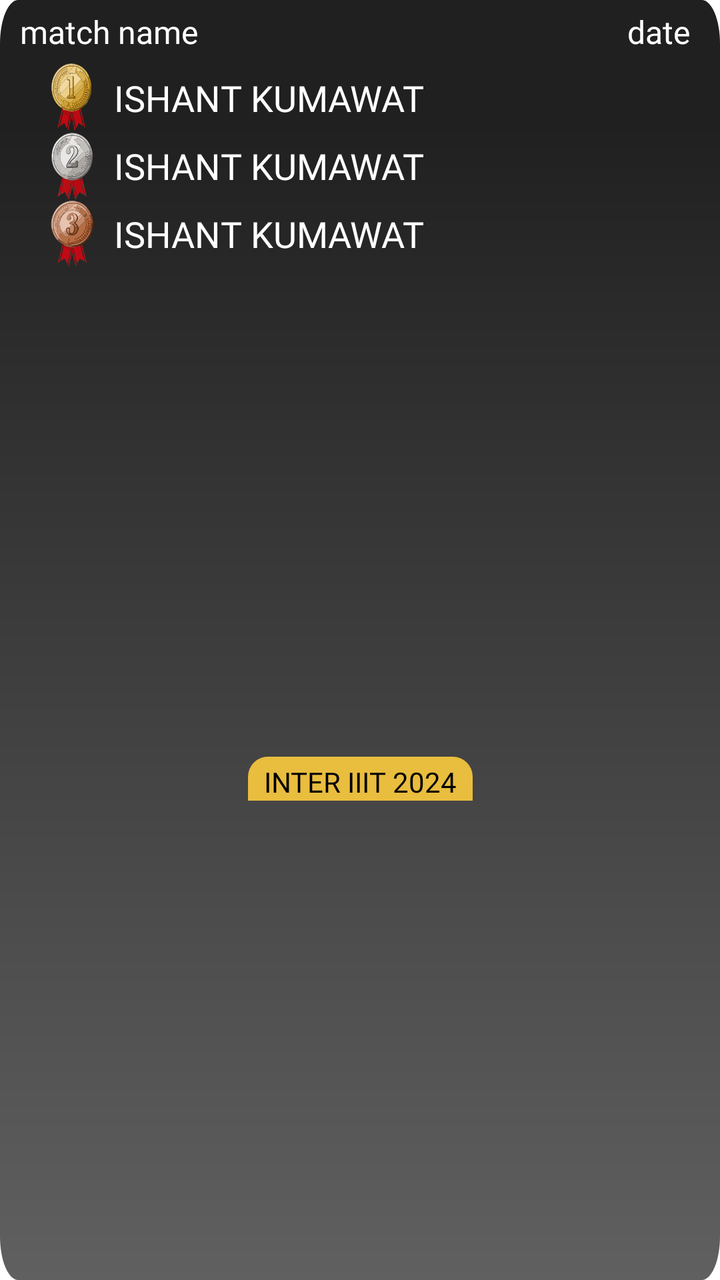
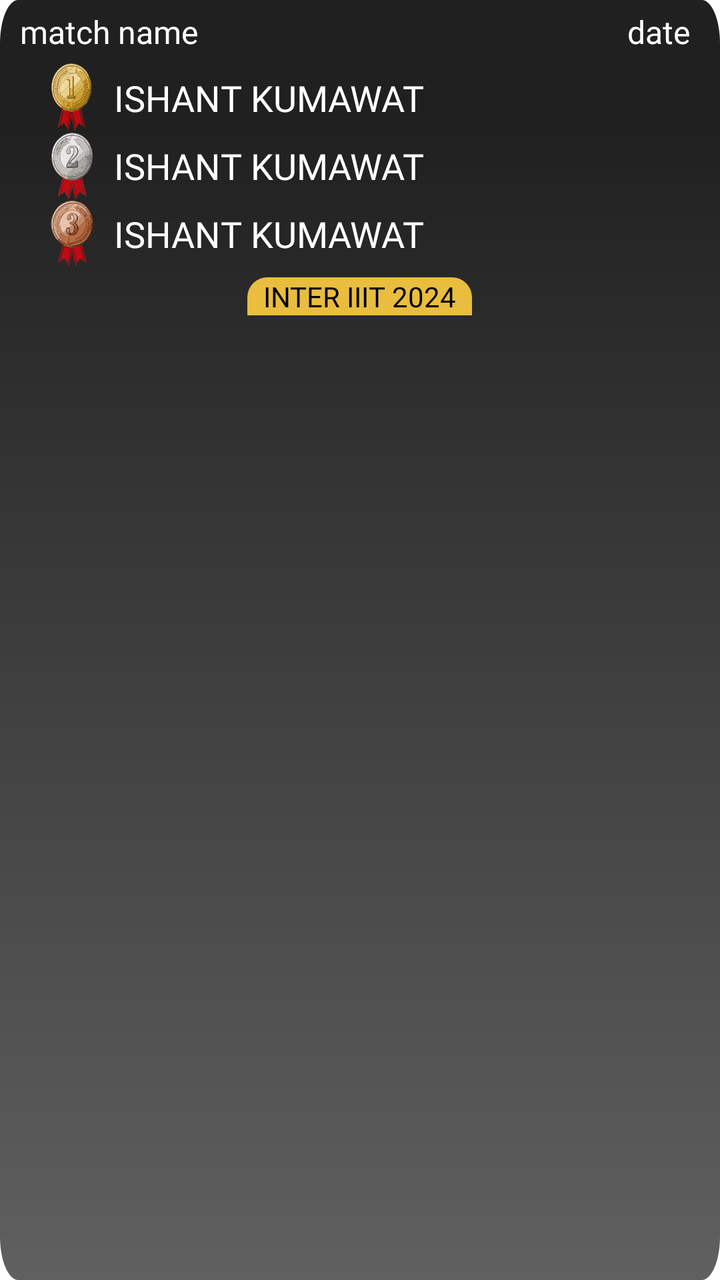

Screens rendered from an Android XML layout before and after an edit, with the pre-edit source and the edit as a unified diff.
<!-- AndroidManifest.xml: application theme Theme.NavigationDrawer -->
<!-- res/layout/layout_atheletes.xml -->
<?xml version="1.0" encoding="utf-8"?>
<androidx.constraintlayout.widget.ConstraintLayout xmlns:android="http://schemas.android.com/apk/res/android"
    xmlns:app="http://schemas.android.com/apk/res-auto"
    android:layout_width="match_parent"
    android:layout_height="wrap_content"
    android:layout_marginHorizontal="10dp"
    android:layout_marginVertical="10dp"
    android:background="@drawable/fade3">

    <LinearLayout
        android:id="@+id/lay1"
        android:layout_width="match_parent"
        android:layout_height="wrap_content"
        android:orientation="horizontal"
        android:padding="5dp"
        android:weightSum="1"
        app:layout_constraintEnd_toEndOf="parent"
        app:layout_constraintStart_toStartOf="parent"
        app:layout_constraintTop_toTopOf="parent">

        <TextView
            android:id="@+id/matchName"
            android:layout_width="0dp"
            android:layout_height="wrap_content"
            android:layout_gravity="center_vertical"
            android:layout_weight="0.7"
            android:fontFamily="@font/poppins_semibold"
            android:gravity="center_vertical|start"
            android:hint="match name"
            android:paddingHorizontal="5dp"
            android:textAllCaps="true"
            android:textColor="#E9E9E9"
            android:textColorHint="@color/white"
            android:textSize="16dp" />

        <TextView
            android:id="@+id/date"
            android:layout_width="0dp"
            android:layout_height="wrap_content"
            android:layout_gravity="center_vertical"
            android:layout_weight="0.3"
            android:fontFamily="@font/poppins_semibold"
            android:gravity="center_vertical|end"
            android:hint="date"
            android:paddingEnd="10dp"
            android:textColor="#E9E9E9"
            android:textColorHint="@color/white"
            android:textSize="16dp" />
    </LinearLayout>

    
    
    
    
    
    

    
    
    
    
    
    
    
    
    
    
    
    

    <LinearLayout
        android:id="@id/layout"
        android:layout_width="match_parent"
        android:layout_height="wrap_content"
        android:layout_marginHorizontal="20dp"
        android:orientation="vertical"
        android:weightSum="3"
        app:layout_constraintEnd_toEndOf="parent"
        app:layout_constraintStart_toStartOf="parent"
        app:layout_constraintTop_toBottomOf="@id/lay1">

        <LinearLayout
            android:layout_width="match_parent"
            android:layout_height="0dp"
            android:layout_weight="1"
            android:orientation="horizontal"
            android:weightSum="1">

            <ImageView
                android:layout_width="0dp"
                android:layout_height="wrap_content"
                android:layout_gravity="center_vertical"
                android:layout_weight="0.1"
                android:src="@drawable/med1" />

            <TextView
                android:id="@+id/play1"
                android:layout_width="0dp"
                android:layout_height="match_parent"
                android:layout_weight="0.9"
                android:autoSizeMaxTextSize="20dp"
                android:drawablePadding="5dp"
                android:fontFamily="@font/poppins_medium"
                android:gravity="center_vertical"
                android:padding="5dp"
                android:text="ishant kumawat"
                android:textAllCaps="true"
                android:textColor="@color/white"
                android:textSize="18dp" />
        </LinearLayout>

        <LinearLayout
            android:layout_width="match_parent"
            android:layout_height="0dp"
            android:layout_weight="1"
            android:orientation="horizontal"
            android:weightSum="1">

            <ImageView
                android:layout_width="0dp"
                android:layout_height="wrap_content"
                android:layout_gravity="center_vertical"
                android:layout_weight="0.1"
                android:src="@drawable/med2" />

            <TextView
                android:id="@+id/play2"
                android:layout_width="0dp"
                android:layout_height="match_parent"
                android:layout_weight="0.9"
                android:autoSizeMaxTextSize="20dp"
                android:drawablePadding="5dp"
                android:fontFamily="@font/poppins_medium"
                android:gravity="center_vertical"
                android:padding="5dp"
                android:text="ishant kumawat"
                android:textAllCaps="true"
                android:textColor="@color/white"
                android:textSize="18dp" />
        </LinearLayout>

        <LinearLayout
            android:layout_width="match_parent"
            android:layout_height="0dp"
            android:layout_weight="1"
            android:orientation="horizontal"
            android:weightSum="1">

            <ImageView
                android:layout_width="0dp"
                android:layout_height="wrap_content"
                android:layout_gravity="center_vertical"
                android:layout_weight="0.1"
                android:src="@drawable/med3" />

            <TextView
                android:id="@+id/play3"
                android:layout_width="0dp"
                android:layout_height="match_parent"
                android:layout_weight="0.9"
                android:autoSizeMaxTextSize="20dp"
                android:drawablePadding="5dp"
                android:fontFamily="@font/poppins_medium"
                android:gravity="center_vertical"
                android:padding="5dp"
                android:text="ishant kumawat"
                android:textAllCaps="true"
                android:textColor="@color/white"
                android:textSize="18dp" />
        </LinearLayout>
    </LinearLayout>

    <TextView
        android:layout_width="wrap_content"
        android:layout_height="wrap_content"
        android:layout_marginTop="5dp"
        android:background="@drawable/backlesss"
        android:fontFamily="@font/poppins_medium"
        android:gravity="center|bottom"
        android:paddingHorizontal="8dp"
        android:paddingTop="3dp"
        android:text="inter iiit 2024"
        android:textAllCaps="true"
        android:textColor="@color/black"
        app:layout_constraintBottom_toBottomOf="parent"
        app:layout_constraintEnd_toEndOf="parent"
        app:layout_constraintStart_toStartOf="parent"
        app:layout_constraintTop_toBottomOf="@id/layout" />
</androidx.constraintlayout.widget.ConstraintLayout>
<!-- resources referenced by this layout -->
<resources>
  <color name="black">#FF000000</color>
  <color name="white">#FFFFFFFF</color>
  <!-- drawable backlesss (drawable) -->
  <?xml version="1.0" encoding="utf-8"?>
  <shape xmlns:android="http://schemas.android.com/apk/res/android">
      <solid android:color="#E9BD3E" /> 
  
      <corners
          android:topLeftRadius="10dp"
          android:topRightRadius="10dp" />
  </shape>
  <!-- drawable fade3 (drawable) -->
  <vector xmlns:android="http://schemas.android.com/apk/res/android"
      xmlns:aapt="http://schemas.android.com/aapt"
      android:width="400dp"
      android:height="293dp"
      android:viewportWidth="393"
      android:viewportHeight="293">
  
      <path android:pathData="M10,0h373c5.523,0 10,4.477 10,10v273c0,5.523 -4.477,10 -10,10h-373c-5.523,0 -10,-4.477 -10,-10v-273c0,-5.523 4.477,-10 10,-10Z">
          <aapt:attr name="android:fillColor">
              <gradient
                  android:endX="197"
                  android:endY="27.9"
                  android:startX="197"
                  android:startY="293"
                  android:type="linear">
                  <item
                      android:color="#606060"
                      android:offset="0" />
                  <item
                      android:color="#202020"
                      android:offset="1" />
              </gradient>
          </aapt:attr>
      </path>
  </vector>
  <!-- drawable med1: vector/xml drawable (drawable, 61481 chars, omitted) -->
  <!-- drawable med2: vector/xml drawable (drawable, 97928 chars, omitted) -->
  <!-- drawable med3: vector/xml drawable (drawable, 67109 chars, omitted) -->
  <style name="Theme.NavigationDrawer" parent="Theme.MaterialComponents.DayNight.NoActionBar">
          
          <item name="colorPrimary">#FFECA1</item>
          
      </style>
</resources>

<!-- the commit's change to res/layout/layout_atheletes.xml (unified diff, before → after) -->
@@ -23,7 +23,7 @@
             android:layout_width="0dp"
             android:layout_height="wrap_content"
             android:layout_gravity="center_vertical"
-            android:layout_weight="0.7"
+            android:layout_weight="0.6"
             android:fontFamily="@font/poppins_semibold"
             android:gravity="center_vertical|start"
             android:hint="match name"
@@ -38,7 +38,7 @@
             android:layout_width="0dp"
             android:layout_height="wrap_content"
             android:layout_gravity="center_vertical"
-            android:layout_weight="0.3"
+            android:layout_weight="0.4"
             android:fontFamily="@font/poppins_semibold"
             android:gravity="center_vertical|end"
             android:hint="date"
@@ -168,6 +168,22 @@
                 android:textColor="@color/white"
                 android:textSize="18dp" />
         </LinearLayout>
+
+        <TextView
+            android:layout_width="wrap_content"
+            android:layout_height="wrap_content"
+            android:layout_marginTop="5dp"
+            android:background="@drawable/backlesss"
+            android:fontFamily="@font/poppins_medium"
+            android:gravity="center|bottom"
+            android:layout_gravity="center_horizontal"
+            android:paddingHorizontal="8dp"
+            android:text="inter iiit 2024"
+            android:textAllCaps="true"
+            android:textColor="@color/black"
+            app:layout_constraintBottom_toBottomOf="parent"
+            app:layout_constraintEnd_toEndOf="parent"
+            app:layout_constraintStart_toStartOf="parent" />
     </LinearLayout>
 
     <TextView
@@ -178,12 +194,11 @@
         android:fontFamily="@font/poppins_medium"
         android:gravity="center|bottom"
         android:paddingHorizontal="8dp"
-        android:paddingTop="3dp"
         android:text="inter iiit 2024"
+        android:visibility="gone"
         android:textAllCaps="true"
         android:textColor="@color/black"
         app:layout_constraintBottom_toBottomOf="parent"
         app:layout_constraintEnd_toEndOf="parent"
-        app:layout_constraintStart_toStartOf="parent"
-        app:layout_constraintTop_toBottomOf="@id/layout" />
+        app:layout_constraintStart_toStartOf="parent" />
 </androidx.constraintlayout.widget.ConstraintLayout>
